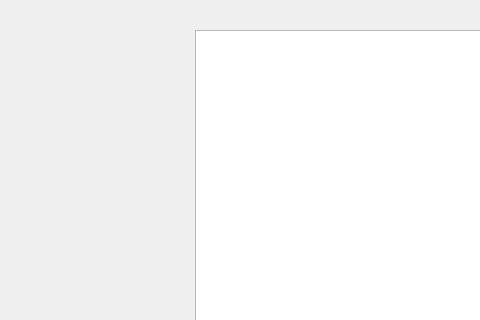
Old version of the form Progetto/paginaautore.ui in the repository marcovirgillo/ProgettoPO; both pictures show x 365 to 845 and y 0 to 320 of the 1024 by 768 pixel window.
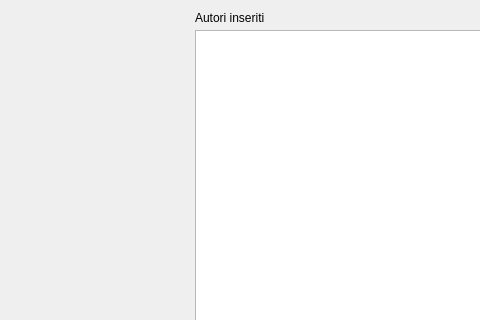
New version of the form.

Patch:
```diff
--- a/Progetto/paginaautore.ui
+++ b/Progetto/paginaautore.ui
@@ -121,6 +121,19 @@
       </rect>
      </property>
     </widget>
+    <widget class="QLabel" name="labelAutoriInseriti">
+     <property name="geometry">
+      <rect>
+       <x>560</x>
+       <y>10</y>
+       <width>91</width>
+       <height>16</height>
+      </rect>
+     </property>
+     <property name="text">
+      <string>Autori inseriti</string>
+     </property>
+    </widget>
    </widget>
   </widget>
  </widget>
```
